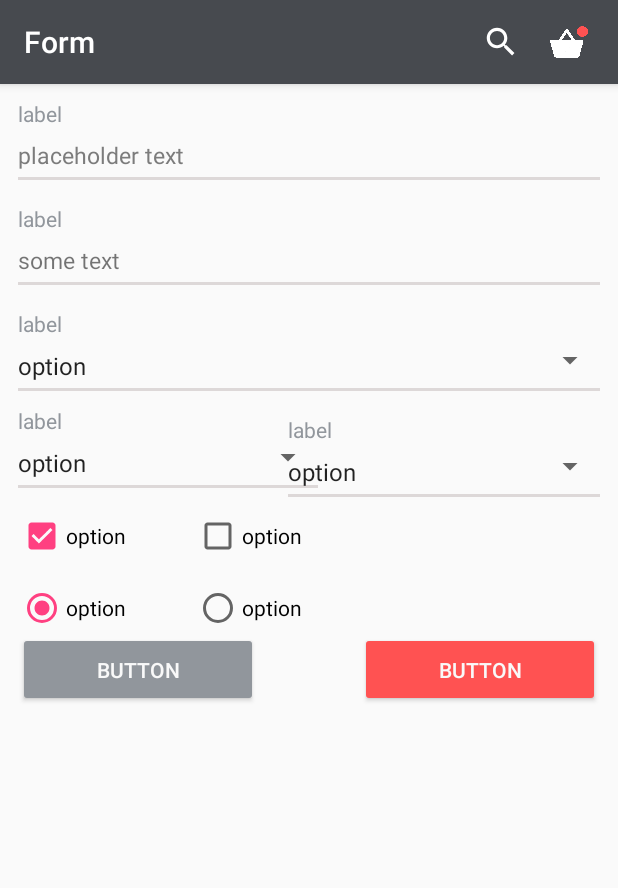
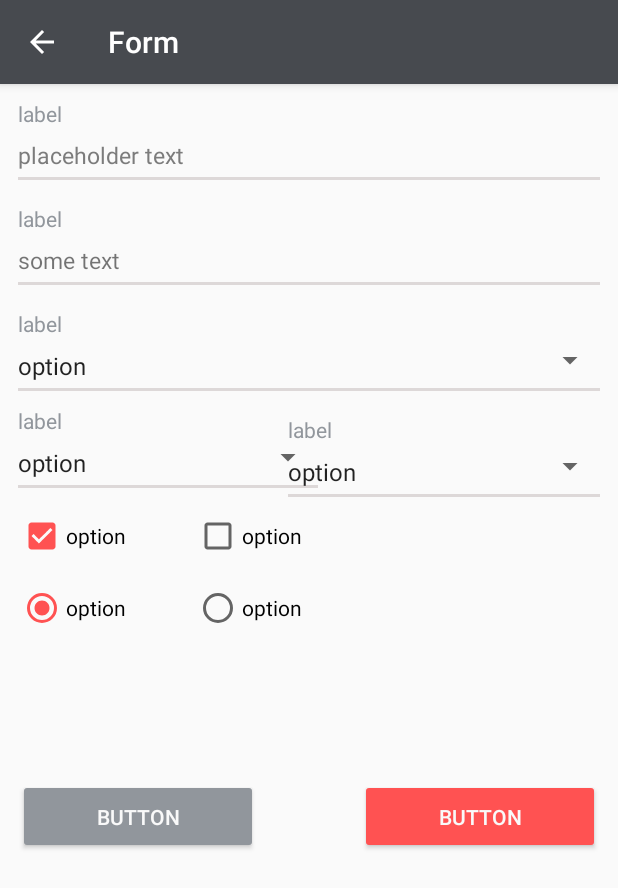
Before and after one commit to mustafakuloglu/ecommerce, an Android app: the screen it shows after launch (Activity15), on a phone screen of 412 x 824 dp. Shown: the top 888 px of the screen. Run offline under Robolectric (Android 15) with nearby library versions, the phone set to English and light mode, and no system bars; libraries missing offline, so code that uses them is left out: com.mikepenz.materialdrawer; 8 statements that could not run were skipped.

Commit message:
Activity J tamamlandı

```diff
--- a/app/src/main/java/gm/com/ecommerce/activities/Activity15.java
+++ b/app/src/main/java/gm/com/ecommerce/activities/Activity15.java
@@ -2,16 +2,24 @@ package gm.com.ecommerce.activities;
 
 import android.os.Bundle;
 import android.support.v7.app.AppCompatActivity;
+import android.view.View;
+import android.widget.ImageView;
 
 import gm.com.ecommerce.R;
 
 public class Activity15 extends AppCompatActivity {
 TabActivity tabActivity;
+    ImageView shop,search;
     @Override
     protected void onCreate(Bundle savedInstanceState) {
         super.onCreate(savedInstanceState);
         setContentView(R.layout.activity_15);
         tabActivity=new TabActivity();
+        shop=(ImageView)findViewById(R.id.shop);
+        search=(ImageView)findViewById(R.id.search);
         tabActivity.drawerCreate(this,"Form");
+        tabActivity.toolbar.setNavigationIcon(R.drawable.ic_arrow_back_black_24dp);
+        shop.setVisibility(View.GONE);
+        search.setVisibility(View.GONE);
     }
 }
--- /dev/null
+++ b/app/src/main/res/drawable/ic_arrow_back_black_24dp.xml
@@ -0,0 +1,9 @@
+<vector xmlns:android="http://schemas.android.com/apk/res/android"
+        android:width="24dp"
+        android:height="24dp"
+        android:viewportWidth="24.0"
+        android:viewportHeight="24.0">
+    <path
+        android:fillColor="#FFF"
+        android:pathData="M20,11H7.83l5.59,-5.59L12,4l-8,8 8,8 1.41,-1.41L7.83,13H20v-2z"/>
+</vector>
--- a/app/src/main/res/layout/actiontool_bar.xml
+++ b/app/src/main/res/layout/actiontool_bar.xml
@@ -15,6 +15,7 @@
             android:src="@drawable/ic_shopping_basket_black_24dp"
             android:layout_gravity="right"
             android:paddingRight="20dp"
+            android:id="@+id/shop"
             />
         <ImageView
             android:layout_width="45dp"
@@ -22,6 +23,7 @@
             android:src="@drawable/ic_search_black_24dp"
             android:layout_gravity="right"
             android:paddingRight="20dp"
+            android:id="@+id/search"
             />
 
 </android.support.v7.widget.Toolbar>
--- a/app/src/main/res/layout/activity_15.xml
+++ b/app/src/main/res/layout/activity_15.xml
@@ -178,7 +178,7 @@
         android:id="@+id/checkBox"
         android:layout_below="@+id/underline4"
         android:layout_alignStart="@+id/underline4"
-        android:buttonTint="@color/colorAccent"
+        android:buttonTint="@color/button_red"
         android:checked="true"
         android:clickable="false"/>
 
@@ -202,7 +202,7 @@
         android:id="@+id/radioButton"
         android:layout_below="@+id/checkBox"
         android:layout_alignStart="@+id/checkBox"
-        android:buttonTint="@color/colorAccent"
+        android:buttonTint="@color/button_red"
         android:checked="true"
         android:clickable="false"/>
 
@@ -226,7 +226,8 @@
         android:layout_below="@id/radioButton"
         android:layout_marginLeft="12dp"
         android:backgroundTint="@color/menu_light"
-        android:textColor="@color/material_drawer_background"/>
+        android:textColor="@color/material_drawer_background"
+        android:layout_marginTop="98dp"/>
     <Button
         android:layout_width="160dp"
         android:layout_height="50dp"
@@ -235,5 +236,6 @@
         android:layout_below="@+id/radioButton2"
         android:layout_alignEnd="@+id/underline5"
         android:backgroundTint="@color/button_red"
-        android:textColor="@color/material_drawer_background"/>
+        android:textColor="@color/material_drawer_background"
+        android:layout_marginTop="98dp"/>
 </RelativeLayout>
```
